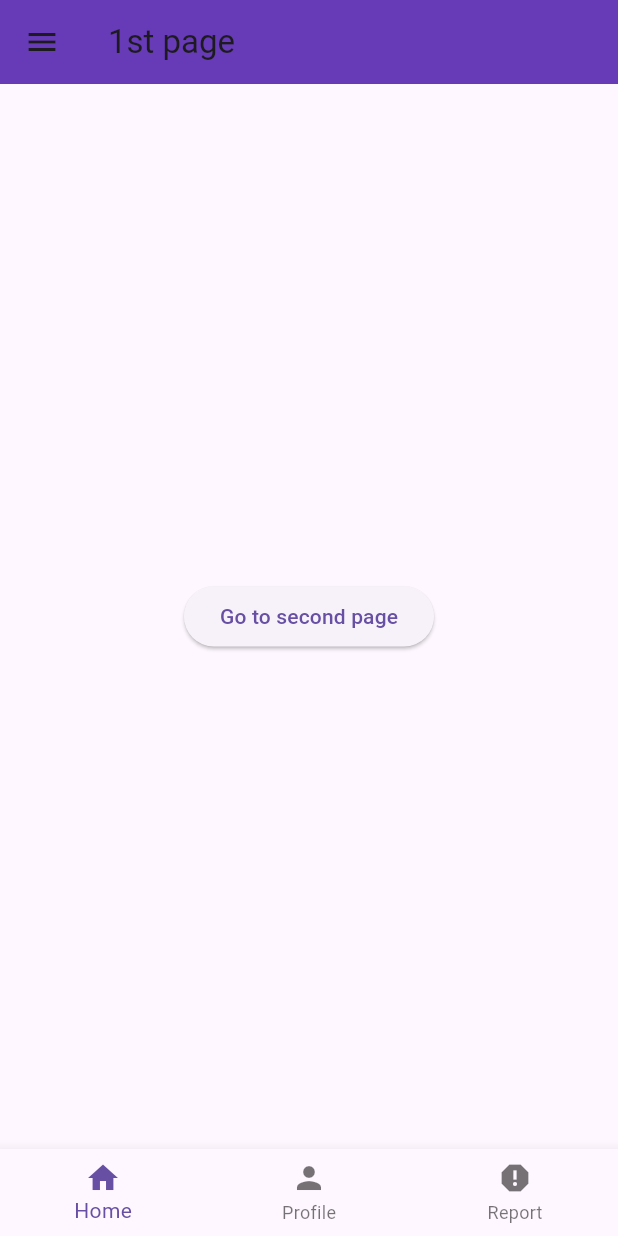
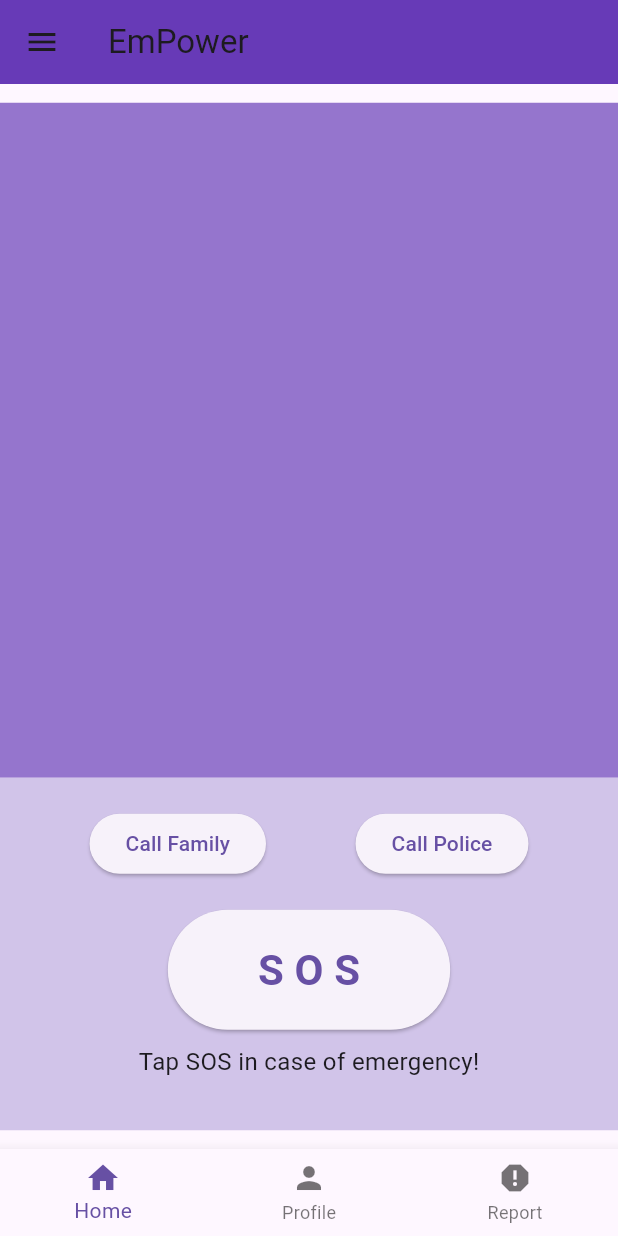
Before and after one commit to vibxop/empower, a Flutter app: the screen it shows after launch, on a phone screen of 412 x 824 dp. Run offline on Flutter 3.47's test engine with Material 3 defaults, Android fonts, the phone set to English and light mode, and no system bars.

Commit message:
2 commit

```diff
--- a/lib/pages/home_page.dart
+++ b/lib/pages/home_page.dart
@@ -8,7 +8,7 @@ class HomePage extends StatelessWidget{
   Widget build(BuildContext context) {
     // TODO: implement build
     return Scaffold(
-      appBar: AppBar(title: Text("1st page"),
+      appBar: AppBar(title: Text("EmPower"),
       backgroundColor: Colors.deepPurple,
       ),
       bottomNavigationBar: BottomBar(),
@@ -33,15 +33,79 @@ class HomePage extends StatelessWidget{
           ],
         ),
       ),
-      body: Center(
-        child: ElevatedButton(
-          child: Text("Go to second page"),
-          onPressed: () {
-            //navigate to 2nd page
-            Navigator.pushNamed(context, '/secondpage');
-          },
+      body: Container(
+        child: Column(
+          mainAxisAlignment: MainAxisAlignment.center,
+          children: [
+            //map container
+            Container(
+              height: 450,
+              width: double.infinity,
+              color: Colors.deepPurple[300],
+
+            ),
+            //buttons container
+            Container(
+              height: 235,
+              color: Colors.deepPurple[100],
+              child: Column(
+                children: [
+                  SizedBox(height: 20),
+                  Row(
+                    mainAxisAlignment: MainAxisAlignment.spaceEvenly,
+                    children: [
+                      //button1
+                      ElevatedButton(
+                        onPressed: () {
+                          //Call Family
+                        },
+                        child: Text("Call Family"),
+
+                      ),
+                      //button2
+                      ElevatedButton(
+                        onPressed: () {
+                          //Call Family
+                        },
+                        child: Text("Call Police"),
+
+                      ),
+                    ],
+
+                  ),
+                  SizedBox(height: 20),
+                  //button3
+                  ElevatedButton(
+                        onPressed: () {
+                          //SOS button
+                        },
+                        child: Text(
+                          "S O S",
+                          style: TextStyle(
+                            fontSize: 28,
+                            fontWeight: FontWeight.bold,
+                          ),
+                        ),
+                        style: ElevatedButton.styleFrom(
+                          padding: EdgeInsets.symmetric(vertical: 20, horizontal: 60),
+                          shape: RoundedRectangleBorder(
+                            borderRadius: BorderRadius.circular(50),
+                          ),
+                        ),
+                      ),
+                      SizedBox(height: 10),
+                      Text(
+                        "Tap SOS in case of emergency!",
+                        style: TextStyle(
+                          fontSize: 16,
+                        ),
+                      ),
+                ],
+              ),
+            ),
+          ],
         ),
       ),
-    );
+      );
   }
 }
```
